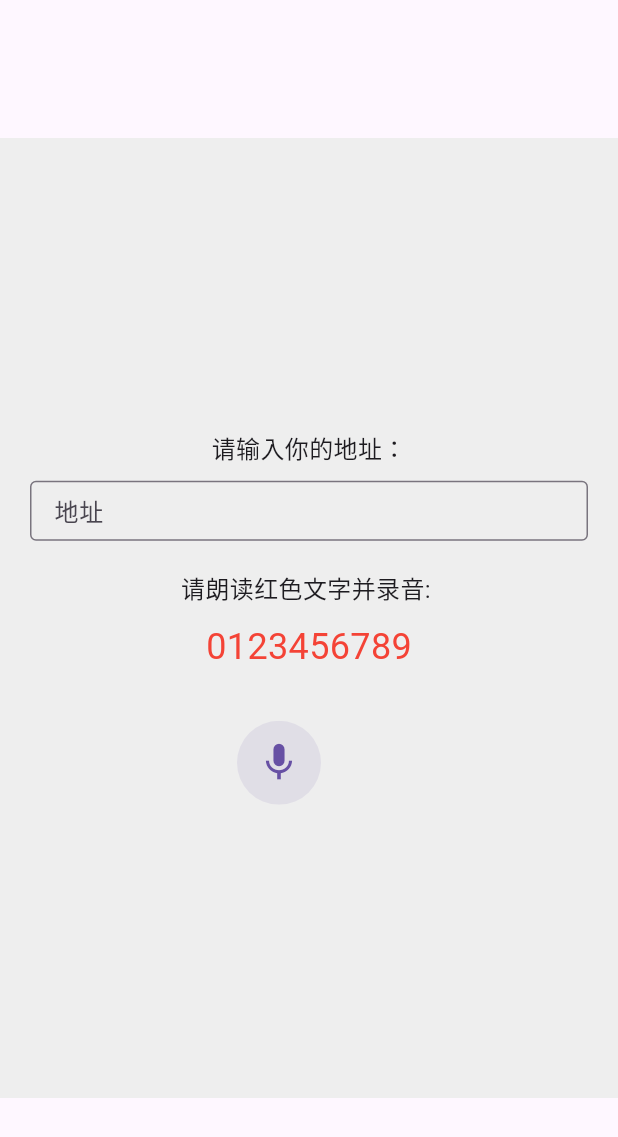
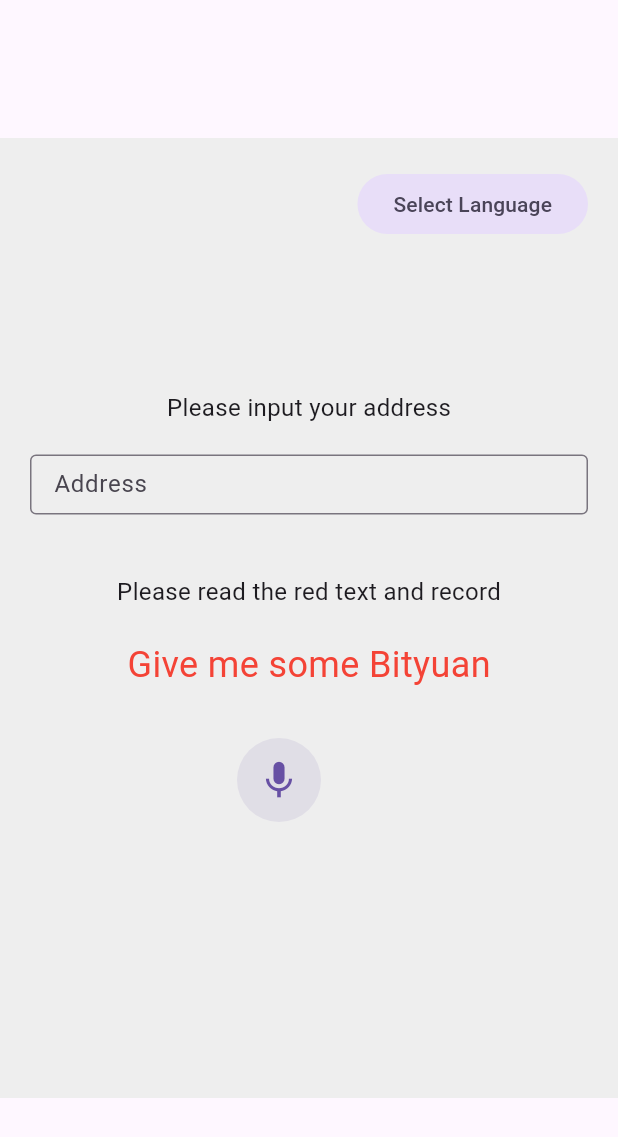
Before and after one commit to wchh/voice_uploader, a Flutter app: the screen it shows after launch, on a phone screen of 412 x 824 dp. Shown: the top 1137 px of the screen. Run offline on Flutter 3.47's test engine with Material 3 defaults, Android fonts, the phone set to English and light mode, and no system bars; our stand-ins replace audioplayers, flutter_dotenv; missing offline and left inert: dart:html, flag, record; generated files the repository leaves out were written again.

Commit message:
add language ui

```diff
--- /dev/null
+++ b/l10n.yaml
@@ -0,0 +1,3 @@
+arb-dir: lib/l10n
+template-arb-file: app_en.arb
+output-localization-file: app_localizations.dart
--- /dev/null
+++ b/lib/l10n/app_en.arb
@@ -0,0 +1,8 @@
+{
+  "inputYourAddress": "Please input your address",
+  "address": "Address",
+  "readRedTextAndRecord": "Please read the red text and record",
+  "identifySound": "Identify Sound",
+  "selectLanguage": "Select Language",
+  "redText": "Give me some Bityuan"
+}
--- a/lib/main.dart
+++ b/lib/main.dart
@@ -4,11 +4,13 @@ import 'package:flutter/foundation.dart';
 import 'package:flutter/material.dart';
 import 'dart:async';
 import 'package:http/http.dart' as http;
+import 'package:flutter_dotenv/flutter_dotenv.dart';
+import 'package:flutter_gen/gen_l10n/app_localizations.dart';
+import 'package:flag/flag.dart';
 
 import './audio_player.dart';
 import './audio_recorder.dart';
 import './platform/audio_recorder_platform.dart';
-import 'package:flutter_dotenv/flutter_dotenv.dart';
 
 enum RecorderState { start, continuing, stop }
 
@@ -17,11 +19,33 @@ void main() async {
   runApp(const MyApp());
 }
 
-class MyApp extends StatefulWidget {
+class MyApp extends StatelessWidget {
   const MyApp({super.key});
 
   @override
-  State<MyApp> createState() => _MyAppState();
+  Widget build(BuildContext context) {
+    return MaterialApp(
+      localizationsDelegates: AppLocalizations.localizationsDelegates,
+      supportedLocales: AppLocalizations.supportedLocales,
+      theme: ThemeData(
+        primarySwatch: Colors.blue,
+      ),
+      home: Builder(
+        builder: (context) {
+          final locale = Localizations.localeOf(context);
+          return MyHome(language: locale.languageCode);
+        },
+      ),
+    );
+  }
+}
+
+class MyHome extends StatefulWidget {
+  final String language;
+  const MyHome({super.key, required this.language});
+
+  @override
+  State<MyHome> createState() => _MyHomeState();
 }
 
 const registerSuccess = "registerSuccess";
@@ -30,23 +54,21 @@ const registerWithDifferentAddress = "registerWithDifferentAddress";
 const serverError = "serverError";
 const postError = "postError";
 
-class _MyAppState extends State<MyApp> with AudioRecorderMixin, SaveAudioMixin {
+class _MyHomeState extends State<MyHome>
+    with AudioRecorderMixin, SaveAudioMixin {
   bool showPlayer = false;
   String? audioPath;
   final addressController = TextEditingController();
   String uploadResult = '';
   late String? _apiUrl = '';
-  late String? _text = '0123456789';
+  String _language = 'en';
 
   @override
   void initState() {
     super.initState();
     showPlayer = false;
     _apiUrl = dotenv.env['API_URL'];
-    final text = dotenv.env['TEXT'];
-    if (text != null) {
-      _text = text;
-    }
+    _language = widget.language;
   }
 
   @override
@@ -93,8 +115,7 @@ class _MyAppState extends State<MyApp> with AudioRecorderMixin, SaveAudioMixin {
 
   @override
   Widget build(BuildContext context) {
-    return MaterialApp(
-      home: Scaffold(
+    return Scaffold(
       body: Center(
         child: Container(
           color: Colors.grey[200],
@@ -103,34 +124,106 @@ class _MyAppState extends State<MyApp> with AudioRecorderMixin, SaveAudioMixin {
           child: SizedBox(
             height: 600,
             child: Column(
+              children: [
+                Row(
+                  mainAxisAlignment: MainAxisAlignment.end,
+                  children: [
+                    MenuAnchor(
+                      builder: (context, controller, child) {
+                        return FilledButton.tonal(
+                          onPressed: () {
+                            if (controller.isOpen) {
+                              controller.close();
+                            } else {
+                              controller.open();
+                            }
+                          },
+                          child: Text(
+                              AppLocalizations.of(context)!.selectLanguage),
+                        );
+                      },
+                      menuChildren: [
+                        MenuItemButton(
+                          child: Row(
+                            children: [
+                              Flag.fromCode(
+                                FlagsCode.US,
+                                height: 20,
+                                width: 20,
+                              ),
+                              const SizedBox(width: 10),
+                              const Text('English '),
+                            ],
+                          ),
+                          onPressed: () {
+                            setState(() {
+                              _language = 'en';
+                            });
+                          },
+                        ),
+                        MenuItemButton(
+                          child: Row(
+                            children: [
+                              Flag.fromCode(
+                                FlagsCode.CN,
+                                height: 20,
+                                width: 20,
+                              ),
+                              const SizedBox(width: 10),
+                              const Text('中文 '),
+                            ],
+                          ),
+                          onPressed: () {
+                            setState(() {
+                              _language = 'zh';
+                            });
+                          },
+                        ),
+                      ],
+                    ),
+                  ],
+                ),
+                const SizedBox(
+                  height: 100,
+                ),
+                Localizations.override(
+                  context: context,
+                  locale: Locale(_language),
+                  child: Builder(
+                    builder: (context) {
+                      return Column(
                         mainAxisAlignment: MainAxisAlignment.center,
                         crossAxisAlignment: CrossAxisAlignment.center, // 添加这一行
                         children: [
-                  Column(
-                    mainAxisAlignment: MainAxisAlignment.center,
-                    children: [
-                      const Text('请输入你的地址：', style: TextStyle(fontSize: 16)),
-                      const SizedBox(height: 10),
+                          Text(AppLocalizations.of(context)!.inputYourAddress,
+                              style: const TextStyle(fontSize: 16)),
+                          const SizedBox(height: 20),
                           SizedBox(
                             width: 500,
                             height: 40,
                             child: TextField(
                               // 添加这个输入框
                               controller: addressController,
-                          decoration: const InputDecoration(
-                            border: OutlineInputBorder(),
-                            labelText: '地址',
+                              decoration: InputDecoration(
+                                border: const OutlineInputBorder(),
+                                labelText:
+                                    AppLocalizations.of(context)!.address,
                               ),
                             ),
                           ),
+                          const SizedBox(height: 40),
+                          Text(
+                              AppLocalizations.of(context)!
+                                  .readRedTextAndRecord,
+                              style: const TextStyle(fontSize: 16)),
                           const SizedBox(height: 20),
-                      const Text('请朗读红色文字并录音: ',
-                          style: TextStyle(fontSize: 16)),
-                      const SizedBox(height: 10),
-                      Text(_text!,
-                          style:
-                              const TextStyle(color: Colors.red, fontSize: 24)),
+                          Text(AppLocalizations.of(context)!.redText,
+                              style: const TextStyle(
+                                  color: Colors.red, fontSize: 24)),
                         ],
+                      );
+                    },
+                  ),
                 ),
                 const SizedBox(
                   height: 32,
@@ -158,8 +251,7 @@ class _MyAppState extends State<MyApp> with AudioRecorderMixin, SaveAudioMixin {
                     ? Column(
                         children: [
                           Padding(
-                              padding:
-                                  const EdgeInsets.symmetric(horizontal: 25),
+                            padding: const EdgeInsets.symmetric(horizontal: 25),
                             child: AudioPlayer(
                               source: audioPath!,
                               onDelete: () {
@@ -177,7 +269,8 @@ class _MyAppState extends State<MyApp> with AudioRecorderMixin, SaveAudioMixin {
                                 uploadResult = result;
                               });
                             },
-                              child: const Text('发送录音'),
+                            child: Text(
+                                AppLocalizations.of(context)!.identifySound),
                           ),
                           const SizedBox(
                             height: 20,
@@ -191,7 +284,6 @@ class _MyAppState extends State<MyApp> with AudioRecorderMixin, SaveAudioMixin {
           ),
         ),
       ),
-      ),
     );
   }
 }
--- a/pubspec.yaml
+++ b/pubspec.yaml
@@ -21,10 +21,15 @@ dependencies:
 
   http: ^1.2.1
   flutter_dotenv: ^5.1.0
+  flutter_localizations:
+    sdk: flutter
+  intl: any
+  flag: ^7.0.0
 
 dev_dependencies:
   flutter_lints: ^3.0.0
 
 # The following section is specific to Flutter.
 flutter:
+  generate: true
   uses-material-design: true
```
Also changed, not shown: lib/l10n/app_zh.arb (added, +8 -0 lines), pubspec.lock, 7 other files. Lines whose indentation alone changed are shown as unchanged.
